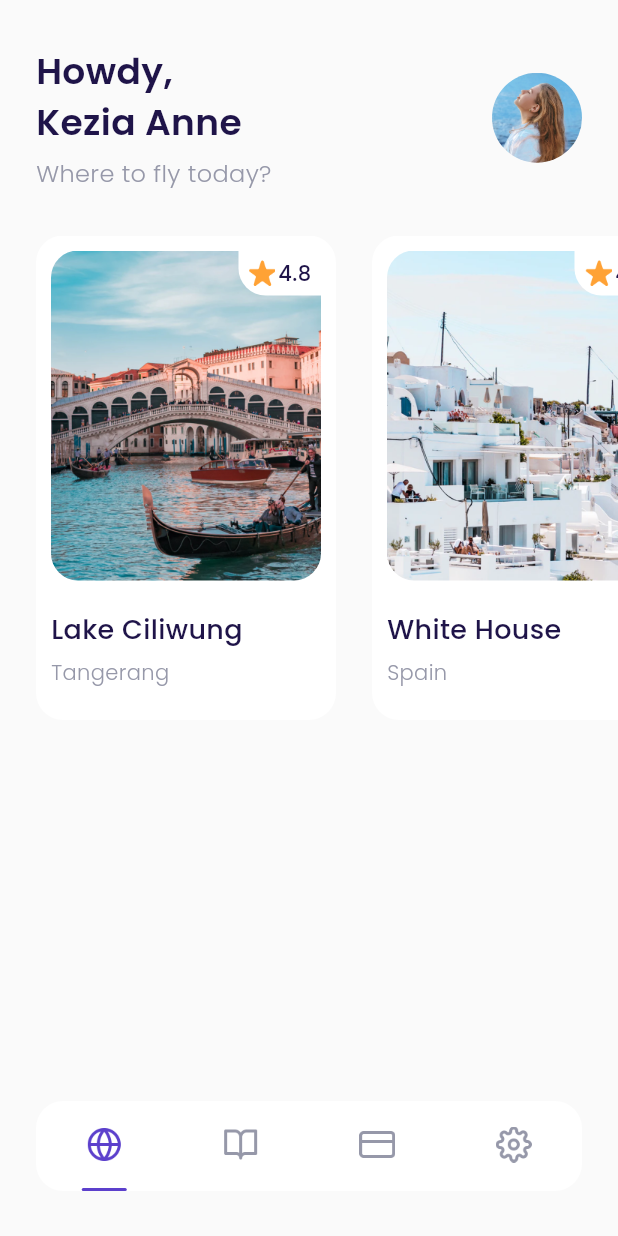
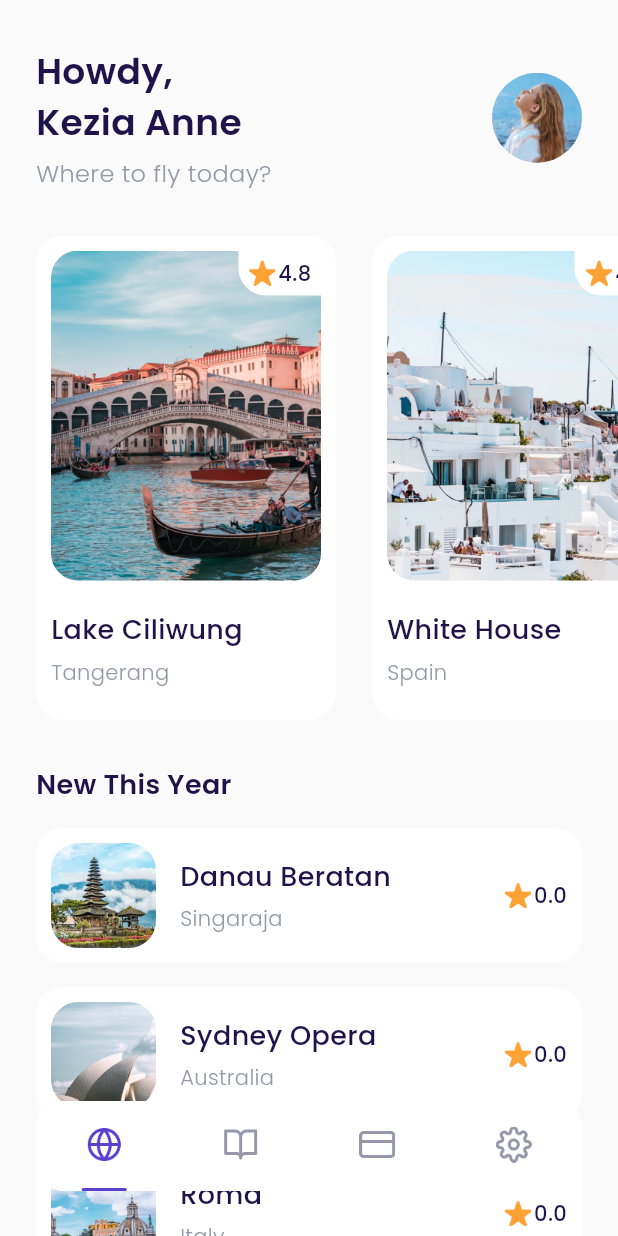
Before and after one commit to petelpop/FlyBook, a Flutter app: the MainPage screen opened by its route, on a phone screen of 412 x 824 dp. Run offline on Flutter 3.47's test engine with Material 3 defaults, Android fonts, the phone set to English and light mode, and no system bars; our stand-ins replace google_fonts; missing offline and left inert: dart:ffi.

Commit message:
create new widget destination list tile on home page

```diff
--- a/lib/views/pages/home_page.dart
+++ b/lib/views/pages/home_page.dart
@@ -1,6 +1,7 @@
 import 'package:airplane/shared/assets.dart';
 import 'package:airplane/shared/theme.dart';
 import 'package:airplane/views/widgets/destination_card.dart';
+import 'package:airplane/views/widgets/destination_tile.dart';
 import 'package:flutter/material.dart';
 
 class HomePage extends StatelessWidget {
@@ -75,15 +76,52 @@ class HomePage extends StatelessWidget {
                   img: Assets.imgDestination4,
                   rating: 5.0,
                 ),
-                                DestinationCard(
+                DestinationCard(
                   name: "Payung Teduh",
                   city: "Singapore",
                   img: Assets.imgDestination5,
                   rating: 4.8,
                 ),
-                SizedBox(width: defaultMargin,)
+                SizedBox(
+                  width: defaultMargin,
+                )
               ],
             ),
+          ),
+        ),
+        Container(
+          margin: EdgeInsets.only(
+              top: 30, left: defaultMargin, right: defaultMargin),
+          child: Column(
+            crossAxisAlignment: CrossAxisAlignment.start,
+            children: [
+              Text(
+                'New This Year',
+                style:
+                    blackTextStyle.copyWith(fontSize: 18, fontWeight: semiBold),
+              ),
+                  DestinationTile(
+                  name: 'Danau Beratan',
+                  city: "Singaraja",
+                  img: Assets.imgDestination6),
+                  DestinationTile(
+                  name: 'Sydney Opera',
+                  city: "Australia",
+                  img: Assets.imgDestination7),
+                  DestinationTile(
+                  name: 'Roma',
+                  city: "Italy",
+                  img: Assets.imgDestination8),
+                  DestinationTile(
+                  name: 'Payung Teduh',
+                  city: "Singapore",
+                  img: Assets.imgDestination9),
+                  DestinationTile(
+                  name: 'Hill Hey',
+                  city: "Monaco",
+                  img: Assets.imgDestination10),
+                  SizedBox(height: 110,)
+            ],
           ),
         )
       ],
--- /dev/null
+++ b/lib/views/widgets/destination_tile.dart
@@ -0,0 +1,78 @@
+import 'package:airplane/shared/assets.dart';
+import 'package:airplane/shared/theme.dart';
+import 'package:flutter/material.dart';
+
+class DestinationTile extends StatelessWidget {
+  final String name;
+  final String city;
+  final String img;
+  final double rating;
+  const DestinationTile(
+      {super.key,
+      required this.name,
+      required this.city,
+      this.rating = 0.0,
+      required this.img});
+
+  @override
+  Widget build(BuildContext context) {
+    return Container(
+      padding: EdgeInsets.all(10),
+      margin: EdgeInsets.only(top: 16),
+      decoration: BoxDecoration(
+        color: kWhiteColor,
+        borderRadius: BorderRadius.circular(18),
+      ),
+      child: Row(
+        children: [
+          Container(
+            width: 70,
+            height: 70,
+            margin: EdgeInsets.only(right: 16),
+            decoration: BoxDecoration(
+              borderRadius: BorderRadius.circular(18),
+              image: DecorationImage(
+                  image: AssetImage(img), fit: BoxFit.cover),
+            ),
+          ),
+          Expanded(
+            child: Column(
+              crossAxisAlignment: CrossAxisAlignment.start,
+              children: [
+                Text(
+                  name,
+                  style:
+                      blackTextStyle.copyWith(fontWeight: medium, fontSize: 18),
+                ),
+                SizedBox(height: 5),
+                Text(
+                  city,
+                  style: greyTextStyle.copyWith(
+                    fontWeight: light,
+                  ),
+                )
+              ],
+            ),
+          ),
+          Row(
+            mainAxisAlignment: MainAxisAlignment.center,
+            crossAxisAlignment: CrossAxisAlignment.center,
+            children: [
+              Container(
+                width: 18,
+                height: 18,
+                margin: EdgeInsets.only(right: 2),
+                decoration: BoxDecoration(
+                    image: DecorationImage(image: AssetImage(Assets.icStar))),
+              ),
+              Text(
+                rating.toString(),
+                style: blackTextStyle.copyWith(fontWeight: medium),
+              ),
+            ],
+          ),
+        ],
+      ),
+    );
+  }
+}
```
